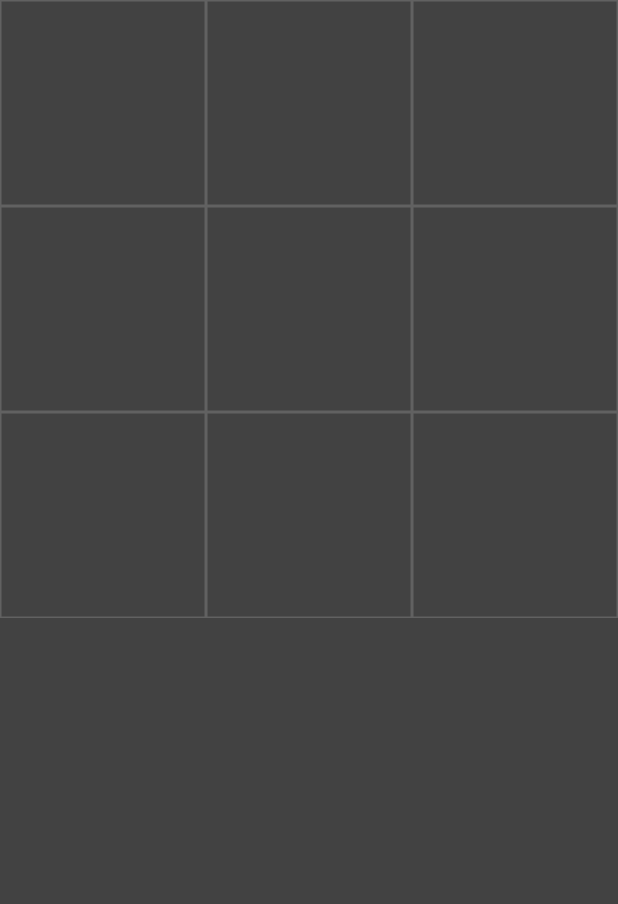
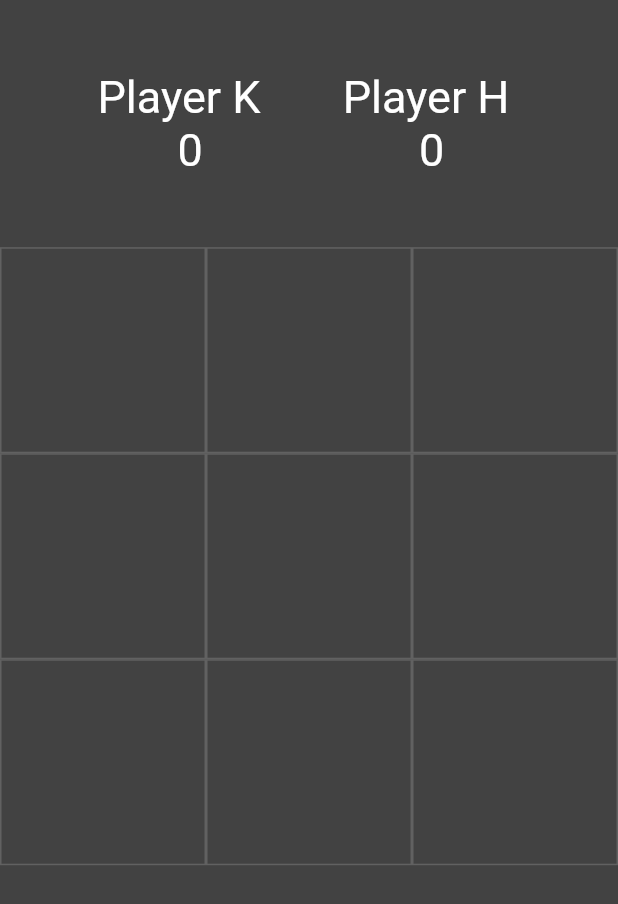
Before and after one commit to HowkMii/simple-Tic-Tac, a Flutter app: the screen it shows after launch, on a phone screen of 412 x 824 dp. Shown: the top 904 px of the screen. Run offline on Flutter 3.47's test engine with Material 2 defaults, Android fonts, the phone set to English and light mode, and no system bars; missing offline and left inert: dart:ffi.

Commit message:
Scoreboard

```diff
--- a/lib/main.dart
+++ b/lib/main.dart
@@ -29,6 +29,9 @@ class HomePage extends StatefulWidget {
 class _HomePageState extends State<HomePage> {
   bool ohTurn = true;
   List<String>  displayExOh =['','','','','','','','','',];
+  var myTextStyle = TextStyle(color: Colors.white,fontSize: 30);
+  int ohScore =0;
+  int exScore = 0;
 
 
   @override
@@ -37,7 +40,45 @@ class _HomePageState extends State<HomePage> {
 
     return Scaffold(
       backgroundColor: Colors.grey[800],
-      body: GridView.builder(
+      body: Column(
+        children: <Widget>[
+          Expanded(
+            child:Container(
+               child: Row(
+                 mainAxisAlignment: MainAxisAlignment.center,
+
+                 children: <Widget>[
+                   Padding(
+                     padding: const EdgeInsets.all(20.0),
+                     child: Column(
+                       mainAxisAlignment: MainAxisAlignment.center,
+                       children: <Widget>[
+                         Text('Player K  ',style: myTextStyle,),
+                         Text(ohScore.toString(),style: myTextStyle,),
+                       ],
+                     ),
+                   ),
+                   Padding(
+                     padding: const EdgeInsets.all(20.0),
+                     child: Column(
+                       mainAxisAlignment: MainAxisAlignment.center,
+                       children: <Widget>[
+                         Text('Player H ',style: myTextStyle,),
+                         Text(exScore.toString(),style: myTextStyle,),
+                       ],
+                     ),
+                   ),
+                 ],
+
+               ),
+            ) ,
+
+
+
+            ),
+          Expanded(
+            flex: 3,
+                      child: GridView.builder(
               itemCount: 9,
               gridDelegate:
                SliverGridDelegateWithFixedCrossAxisCount(crossAxisCount: 3),
@@ -56,6 +97,14 @@ class _HomePageState extends State<HomePage> {
                     ),
                   );
                 }),
+          ),
+          Expanded(
+            child:Container() ,
+
+
+            ),
+        ],
+      ),
 
 
     );
@@ -63,10 +112,10 @@ class _HomePageState extends State<HomePage> {
   }
   void _tapped( int index){
     setState(() {
-      if(ohTurn){
+      if(ohTurn && displayExOh[index] ==''){
         displayExOh[index] ='H';
 
-      }else{
+      }else if(!ohTurn && displayExOh[index] ==''){
         displayExOh[index] ='K';
       }
       ohTurn = !ohTurn;
@@ -122,13 +171,40 @@ class _HomePageState extends State<HomePage> {
   }
   Void _showWinDialog(String winner){
     showDialog(
+      barrierDismissible: false,
       context: context,
       builder: (BuildContext context){
         return AlertDialog(
-          title: Text('Winner is '+ winner),);
+          title: Text('Winner is '+ winner),
+          actions: <Widget>[
+            FlatButton(
+              child: Text('Play Again'),
+              onPressed:(){
+                _clearBoard();
+                Navigator.of(context).pop();
+              } )
+          ],
+          );
       }
 
     );
+    if (winner == 'K'){
+      ohScore = ohScore +=1;
+
+    }else if(winner == 'H'){
+      exScore = exScore +=1;
 
     }
     }
+    void _clearBoard(){
+      setState(() {
+        for(int i=0; i<9;i++){
+
+        displayExOh[i]='';
+      }
+
+      });
+
+
+  }
+}
```
Lines whose indentation alone changed are shown as unchanged.
